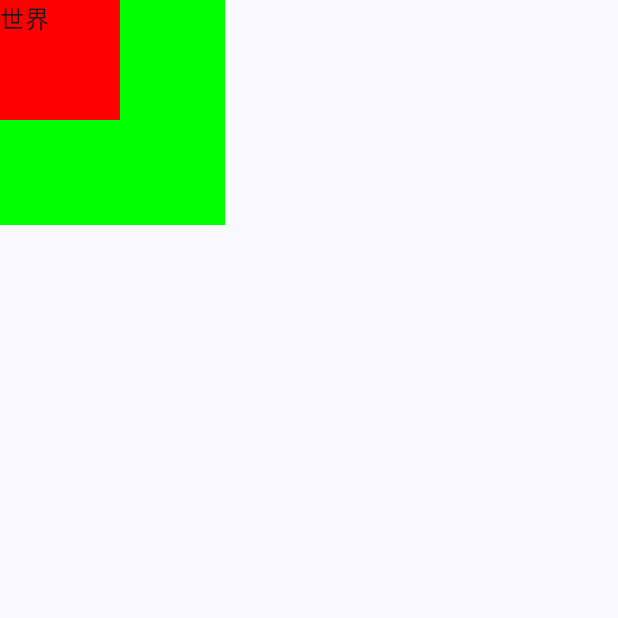
After one commit to shiqizhenyes/JComposeTourist, an Android app built with Jetpack Compose: the BoxActivity screen opened directly, with no data from a screen before it, on a phone screen of 412 x 824 dp, the top half of it. The commit adds this screen. Run offline under Robolectric (Android 15) with nearby library versions, the phone set to English and light mode, and no system bars; Roboto replaces fonts that are not available here.

Commit message:
add box
add box

```diff
--- a/app/src/main/AndroidManifest.xml
+++ b/app/src/main/AndroidManifest.xml
@@ -14,6 +14,11 @@
         android:supportsRtl="true"
         android:theme="@style/Theme.JComposeTourist"
         tools:targetApi="31">
+        <activity
+            android:name=".BoxActivity"
+            android:exported="false"
+            android:label="@string/title_activity_box"
+            android:theme="@style/Theme.JComposeTourist" />
         <activity
             android:name=".TextFieldActivity"
             android:exported="false"
--- /dev/null
+++ b/app/src/main/java/me/zack/jct/BoxActivity.kt
@@ -0,0 +1,62 @@
+package me.zack.jct
+
+import android.content.res.Configuration.UI_MODE_NIGHT_YES
+import android.os.Bundle
+import androidx.activity.ComponentActivity
+import androidx.activity.compose.setContent
+import androidx.compose.foundation.background
+import androidx.compose.foundation.layout.Box
+import androidx.compose.foundation.layout.fillMaxSize
+import androidx.compose.foundation.layout.size
+import androidx.compose.material3.MaterialTheme
+import androidx.compose.material3.Surface
+import androidx.compose.material3.Text
+import androidx.compose.runtime.Composable
+import androidx.compose.ui.Modifier
+import androidx.compose.ui.graphics.Color
+import androidx.compose.ui.tooling.preview.Preview
+import androidx.compose.ui.unit.dp
+import me.zack.jct.ui.theme.JComposeTouristTheme
+
+class BoxActivity : ComponentActivity() {
+    override fun onCreate(savedInstanceState: Bundle?) {
+        super.onCreate(savedInstanceState)
+        setContent {
+            JComposeTouristTheme {
+                Surface(
+                    modifier = Modifier.fillMaxSize(),
+                    color = MaterialTheme.colorScheme.background
+                ) {
+                    Greeting2("Android")
+                }
+            }
+        }
+    }
+}
+
+@Composable
+fun Greeting2(name: String, modifier: Modifier = Modifier) {
+    Box {
+        Box(modifier = Modifier
+            .size(150.dp)
+            .background(color = Color.Green))
+        Box(modifier = Modifier
+            .size(80.dp)
+            .background(color = Color.Red))
+        Text(text = "世界")
+    }
+}
+
+@Preview(name = "Light Mode")
+@Preview(name = "Night Mode", showBackground = true, uiMode = UI_MODE_NIGHT_YES)
+@Composable
+fun GreetingPreview2() {
+    JComposeTouristTheme {
+        Surface(
+            modifier = Modifier.fillMaxSize(),
+            color = MaterialTheme.colorScheme.background
+        ) {
+            Greeting2("Android")
+        }
+    }
+}
--- a/app/src/main/res/values/strings.xml
+++ b/app/src/main/res/values/strings.xml
@@ -6,6 +6,7 @@
     <string name="content2">桃之夭夭，有蕡其实。之子于归，宜其家室</string>
     <string name="content3">桃之夭夭，其叶蓁蓁。之子于归，宜其家人。</string>
     <string name="title_activity_text_field">TextFieldActivity</string>
+    <string name="title_activity_box">BoxActivity</string>
 
 
 </resources>
```
